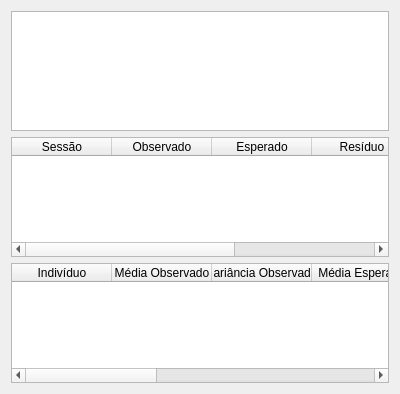
First picture: the form in Analysis/viewtablestats.ui, repository gavaza/pacca, before the edit.
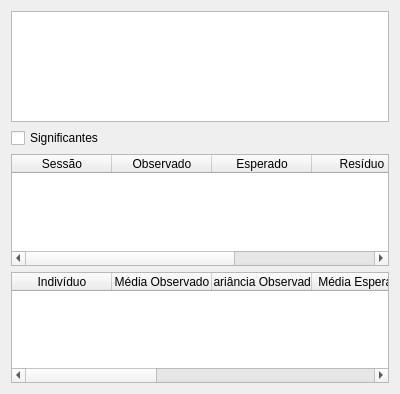
Second picture: the form after the edit.

What changed in the file:
```diff
--- a/Analysis/viewtablestats.ui
+++ b/Analysis/viewtablestats.ui
@@ -14,70 +14,7 @@
    <string>Estatísticas</string>
   </property>
   <layout class="QGridLayout" name="gridLayout">
-   <item row="0" column="0">
-    <widget class="QListWidget" name="list">
-     <property name="sizePolicy">
-      <sizepolicy hsizetype="Expanding" vsizetype="Minimum">
-       <horstretch>0</horstretch>
-       <verstretch>0</verstretch>
-      </sizepolicy>
-     </property>
-     <property name="sizeAdjustPolicy">
-      <enum>QAbstractScrollArea::AdjustToContents</enum>
-     </property>
-     <property name="editTriggers">
-      <set>QAbstractItemView::NoEditTriggers</set>
-     </property>
-    </widget>
-   </item>
-   <item row="1" column="0">
-    <widget class="QTableWidget" name="table">
-     <property name="sizePolicy">
-      <sizepolicy hsizetype="Expanding" vsizetype="Minimum">
-       <horstretch>0</horstretch>
-       <verstretch>0</verstretch>
-      </sizepolicy>
-     </property>
-     <property name="sizeAdjustPolicy">
-      <enum>QAbstractScrollArea::AdjustToContents</enum>
-     </property>
-     <property name="editTriggers">
-      <set>QAbstractItemView::NoEditTriggers</set>
-     </property>
-     <property name="alternatingRowColors">
-      <bool>true</bool>
-     </property>
-     <property name="sortingEnabled">
-      <bool>true</bool>
-     </property>
-     <column>
-      <property name="text">
-       <string>Sessão</string>
-      </property>
-     </column>
-     <column>
-      <property name="text">
-       <string>Observado</string>
-      </property>
-     </column>
-     <column>
-      <property name="text">
-       <string>Esperado</string>
-      </property>
-     </column>
-     <column>
-      <property name="text">
-       <string>Resíduo</string>
-      </property>
-     </column>
-     <column>
-      <property name="text">
-       <string>P-Valor</string>
-      </property>
-     </column>
-    </widget>
-   </item>
-   <item row="2" column="0">
+   <item row="3" column="0">
     <widget class="QTableWidget" name="table_2">
      <property name="sizePolicy">
       <sizepolicy hsizetype="Expanding" vsizetype="Minimum">
@@ -139,6 +76,76 @@
      </column>
     </widget>
    </item>
+   <item row="2" column="0">
+    <widget class="QTableWidget" name="table">
+     <property name="sizePolicy">
+      <sizepolicy hsizetype="Expanding" vsizetype="Minimum">
+       <horstretch>0</horstretch>
+       <verstretch>0</verstretch>
+      </sizepolicy>
+     </property>
+     <property name="sizeAdjustPolicy">
+      <enum>QAbstractScrollArea::AdjustToContents</enum>
+     </property>
+     <property name="editTriggers">
+      <set>QAbstractItemView::NoEditTriggers</set>
+     </property>
+     <property name="alternatingRowColors">
+      <bool>true</bool>
+     </property>
+     <property name="sortingEnabled">
+      <bool>true</bool>
+     </property>
+     <column>
+      <property name="text">
+       <string>Sessão</string>
+      </property>
+     </column>
+     <column>
+      <property name="text">
+       <string>Observado</string>
+      </property>
+     </column>
+     <column>
+      <property name="text">
+       <string>Esperado</string>
+      </property>
+     </column>
+     <column>
+      <property name="text">
+       <string>Resíduo</string>
+      </property>
+     </column>
+     <column>
+      <property name="text">
+       <string>P-Valor</string>
+      </property>
+     </column>
+    </widget>
+   </item>
+   <item row="0" column="0">
+    <widget class="QListWidget" name="list">
+     <property name="sizePolicy">
+      <sizepolicy hsizetype="Expanding" vsizetype="Minimum">
+       <horstretch>0</horstretch>
+       <verstretch>0</verstretch>
+      </sizepolicy>
+     </property>
+     <property name="sizeAdjustPolicy">
+      <enum>QAbstractScrollArea::AdjustToContents</enum>
+     </property>
+     <property name="editTriggers">
+      <set>QAbstractItemView::NoEditTriggers</set>
+     </property>
+    </widget>
+   </item>
+   <item row="1" column="0">
+    <widget class="QCheckBox" name="filter">
+     <property name="text">
+      <string>Significantes</string>
+     </property>
+    </widget>
+   </item>
   </layout>
  </widget>
  <resources/>
```
